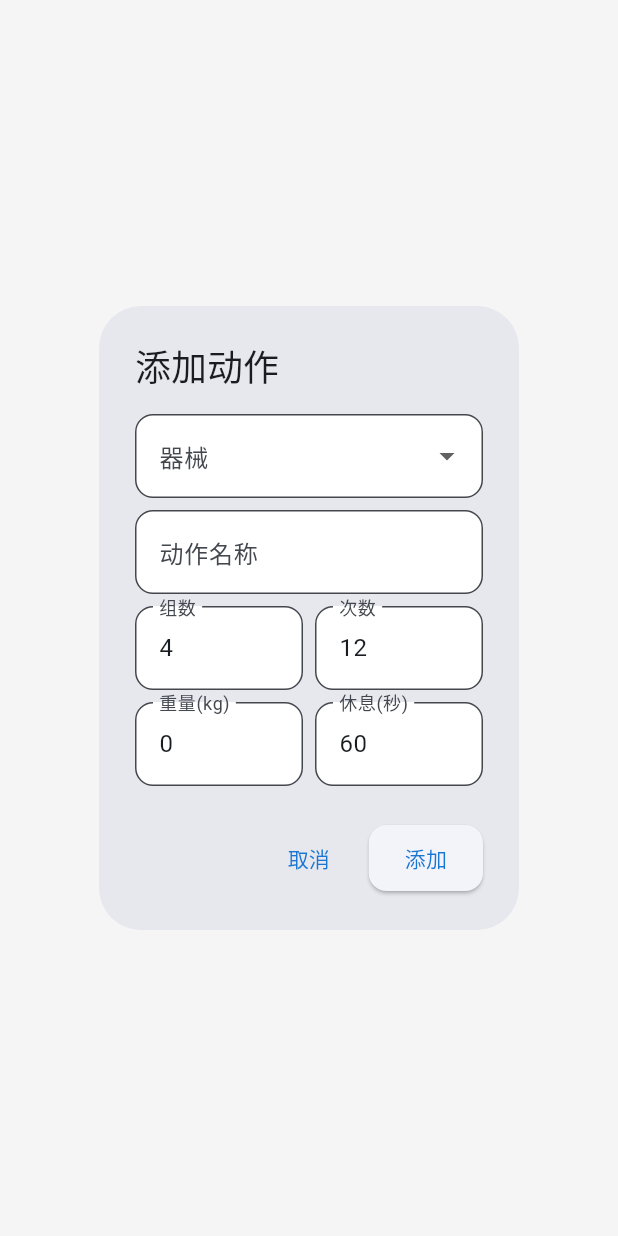
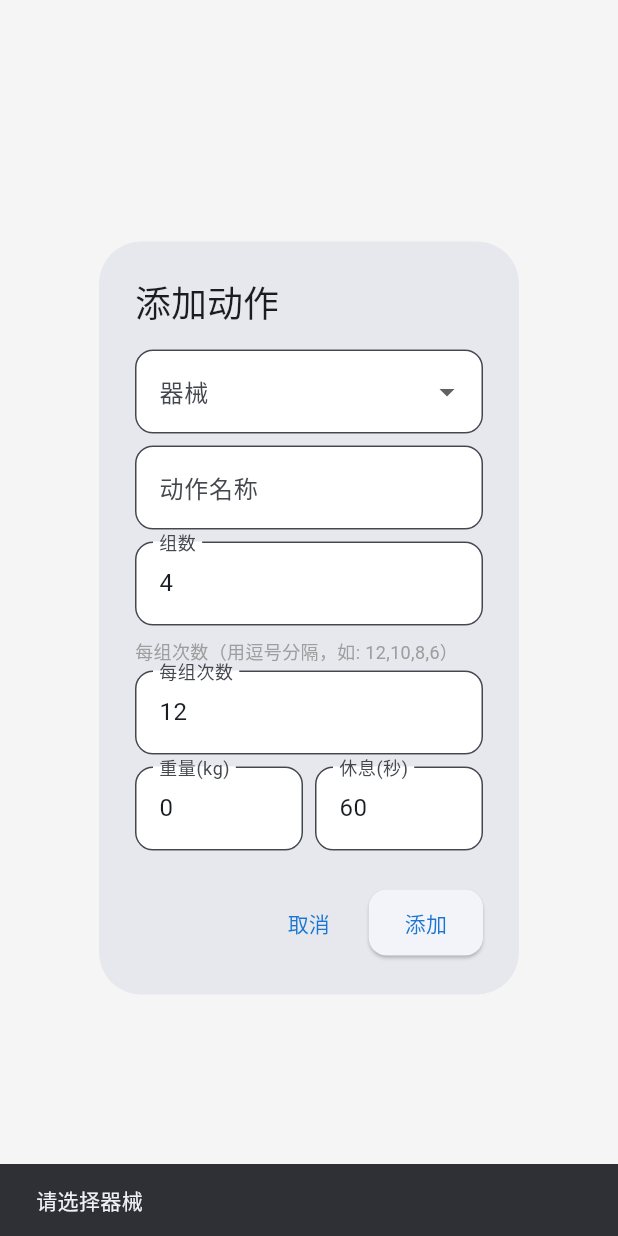
Before and after one commit to Kihaku-zhou/GlucoControl, a Flutter app: the _AddExerciseDialog widget shown alone on an empty page, opened directly with empty values, after a tap on "添加", on a phone screen of 412 x 824 dp. Run offline on Flutter 3.47's test engine with Material 3 defaults, Android fonts, the phone set to English and light mode, and no system bars; our stand-ins replace dio, drift, file_picker, fl_chart, flutter_local_notifications, flutter_riverpod and 4 more; accounts and stored records are empty; generated files the repository leaves out were written again.

Commit message:
feat: 支持自定义每组次数 + 新器械列表

```diff
--- a/lib/data/database/database.dart
+++ b/lib/data/database/database.dart
@@ -73,7 +73,8 @@ class TrainingPlanExercises extends Table {
   TextColumn get device => text()(); // 器械类型
   TextColumn get movement => text()(); // 动作名称
   IntColumn get targetSets => integer()(); // 目标组数
-  IntColumn get targetReps => integer()(); // 目标次数
+  IntColumn get targetReps => integer()(); // 目标次数（保留兼容）
+  TextColumn get targetRepsList => text().nullable()(); // 每组次数列表，JSON格式如 "[12,10,8,6]"
   RealColumn get targetWeight => real().nullable()(); // 目标重量
   IntColumn get restSeconds => integer().nullable()(); // 休息时间
   TextColumn get trainingType => text().withDefault(const Constant('strength'))(); // strength/endurance
--- a/lib/presentation/screens/exercise/simple_exercise_list_screen.dart
+++ b/lib/presentation/screens/exercise/simple_exercise_list_screen.dart
@@ -380,14 +380,33 @@ class _TrainingPlanEditSheetState extends ConsumerState<_TrainingPlanEditSheet>
     final db = ref.read(databaseProvider);
     final exercises = await db.getExercisesByPlanId(widget.plan!.id);
     setState(() {
-      _exercises = exercises.map((e) => _PlanExerciseItem(
+      _exercises = exercises.map((e) {
+        // 解析每组次数列表
+        List<int> repsList = [];
+        if (e.targetRepsList != null && e.targetRepsList!.isNotEmpty) {
+          try {
+            // 去掉方括号，按逗号分割
+            final str = e.targetRepsList!.replaceAll('[', '').replaceAll(']', '');
+            repsList = str.split(',').map((s) => int.tryParse(s.trim()) ?? 0).where((r) => r > 0).toList();
+          } catch (_) {
+            repsList = [];
+          }
+        }
+        // 如果没有解析到每组次数，使用默认的 targetReps
+        if (repsList.isEmpty) {
+          repsList = List.generate(e.targetSets, (_) => e.targetReps);
+        }
+
+        return _PlanExerciseItem(
           device: e.device,
           movement: e.movement,
           sets: e.targetSets,
           reps: e.targetReps,
+          repsList: repsList,
           weight: e.targetWeight ?? 0,
           restSeconds: e.restSeconds ?? 60,
-      )).toList();
+        );
+      }).toList();
     });
   }
 
@@ -438,7 +457,7 @@ class _TrainingPlanEditSheetState extends ConsumerState<_TrainingPlanEditSheet>
                             IconButton(icon: const Icon(Icons.delete, size: 20), onPressed: () => setState(() => _exercises.removeAt(i))),
                           ],
                         ),
-                        Text('器械: ${e.device} · ${e.sets}组 x ${e.reps}次 · ${e.weight}kg · 休息${e.restSeconds}秒'),
+                        Text('器械: ${e.device} · ${e.sets}组 · ${e.repsList.join('/')}次 · ${e.weight}kg · 休息${e.restSeconds}秒'),
                       ],
                     ),
                   ),
@@ -490,12 +509,15 @@ class _TrainingPlanEditSheetState extends ConsumerState<_TrainingPlanEditSheet>
 
     for (var i = 0; i < _exercises.length; i++) {
       final e = _exercises[i];
+      // 将每组次数列表转换为 JSON 字符串存储
+      final repsListJson = e.repsList.isNotEmpty ? '[${e.repsList.join(",")}]' : null;
       await db.insertTrainingPlanExercise(TrainingPlanExercisesCompanion.insert(
         planId: planId,
         device: e.device,
         movement: e.movement,
         targetSets: e.sets,
         targetReps: e.reps,
+        targetRepsList: drift.Value(repsListJson),
         targetWeight: drift.Value(e.weight > 0 ? e.weight : null),
         restSeconds: drift.Value(e.restSeconds),
         orderIndex: drift.Value(i),
@@ -511,11 +533,20 @@ class _PlanExerciseItem {
   String device;
   String movement;
   int sets;
-  int reps;
+  int reps; // 保留兼容，默认次数
+  List<int> repsList; // 每组次数列表
   double weight;
   int restSeconds;
 
-  _PlanExerciseItem({required this.device, required this.movement, required this.sets, required this.reps, required this.weight, required this.restSeconds});
+  _PlanExerciseItem({
+    required this.device,
+    required this.movement,
+    required this.sets,
+    required this.reps,
+    required this.repsList,
+    required this.weight,
+    required this.restSeconds,
+  });
 }
 
 class _AddExerciseDialog extends StatefulWidget {
@@ -525,6 +556,18 @@ class _AddExerciseDialog extends StatefulWidget {
   @override
   State<_AddExerciseDialog> createState() => _AddExerciseDialogState();
 }
+
+/// 器械列表 - 高位下拉机、划船机、外展机、内收机、俯卧腿弯举、倒蹬、推胸 + 其他
+const _deviceList = [
+  '高位下拉机',
+  '划船机',
+  '外展机',
+  '内收机',
+  '俯卧腿弯举',
+  '倒蹬',
+  '推胸',
+  '其他',
+];
 
 class _AddExerciseDialogState extends State<_AddExerciseDialog> {
   String? _selectedDevice;
@@ -555,19 +598,32 @@ class _AddExerciseDialogState extends State<_AddExerciseDialog> {
             DropdownButtonFormField<String>(
               value: _selectedDevice,
               decoration: const InputDecoration(labelText: '器械'),
-              items: AppConstants.strengthDevices.map((d) => DropdownMenuItem(value: d, child: Text(d))).toList(),
-              onChanged: (v) => setState(() => _selectedDevice = v),
+              items: _deviceList.map((d) => DropdownMenuItem(value: d, child: Text(d))).toList(),
+              onChanged: (v) => setState(() {
+                _selectedDevice = v;
+                // 选择"其他"时清空动作名称
+                if (v == '其他') {
+                  _movementController.clear();
+                }
+              }),
             ),
             const SizedBox(height: 8),
-            TextField(controller: _movementController, decoration: const InputDecoration(labelText: '动作名称')),
+            TextField(
+              controller: _movementController,
+              decoration: InputDecoration(
+                labelText: _selectedDevice == '其他' ? '自定义动作名称' : '动作名称',
+              ),
+            ),
             const SizedBox(height: 8),
-            Row(
-              children: [
-                Expanded(child: TextField(controller: _setsController, keyboardType: TextInputType.number, decoration: const InputDecoration(labelText: '组数'))),
-                const SizedBox(width: 8),
-                Expanded(child: TextField(controller: _repsController, keyboardType: TextInputType.number, decoration: const InputDecoration(labelText: '次数'))),
-              ],
+            TextField(
+              controller: _setsController,
+              keyboardType: TextInputType.number,
+              decoration: const InputDecoration(labelText: '组数'),
+              onChanged: (_) => setState(() {}), // 动态更新每组次数输入框
             ),
+            const SizedBox(height: 8),
+            // 自定义每组次数
+            _buildRepsPerSetInput(),
             const SizedBox(height: 8),
             Row(
               children: [
@@ -582,22 +638,80 @@ class _AddExerciseDialogState extends State<_AddExerciseDialog> {
       actions: [
         TextButton(onPressed: () => Navigator.pop(context), child: const Text('取消')),
         ElevatedButton(
-          onPressed: () {
-            if (_selectedDevice == null || _movementController.text.isEmpty) return;
+          onPressed: _onAdd,
+          child: const Text('添加'),
+        ),
+      ],
+    );
+  }
+
+  /// 构建每组次数输入框
+  Widget _buildRepsPerSetInput() {
+    final sets = int.tryParse(_setsController.text) ?? 0;
+    if (sets <= 0) {
+      return TextField(
+        controller: _repsController,
+        keyboardType: TextInputType.number,
+        decoration: const InputDecoration(labelText: '每组次数（统一）'),
+      );
+    }
+
+    // 解析现有的每组次数
+    final currentReps = _repsController.text.split(',').map((s) => int.tryParse(s.trim()) ?? 0).toList();
+    // 确保列表长度与组数一致
+    while (currentReps.length < sets) {
+      currentReps.add(currentReps.isNotEmpty ? currentReps.last : 12);
+    }
+
+    return Column(
+      crossAxisAlignment: CrossAxisAlignment.start,
+      children: [
+        const Text('每组次数（用逗号分隔，如: 12,10,8,6）', style: TextStyle(fontSize: 12, color: Colors.grey)),
+        const SizedBox(height: 4),
+        TextField(
+          controller: _repsController,
+          decoration: InputDecoration(
+            labelText: '每组次数',
+            hintText: List.generate(sets, (i) => currentReps.length > i ? currentReps[i] : 12).join(','),
+          ),
+        ),
+      ],
+    );
+  }
+
+  void _onAdd() {
+    if (_selectedDevice == null) {
+      ScaffoldMessenger.of(context).showSnackBar(const SnackBar(content: Text('请选择器械')));
+      return;
+    }
+
+    final movement = _movementController.text.trim();
+    if (movement.isEmpty) {
+      ScaffoldMessenger.of(context).showSnackBar(const SnackBar(content: Text('请输入动作名称')));
+      return;
+    }
+
+    final sets = int.tryParse(_setsController.text) ?? 4;
+    final repsList = _repsController.text
+        .split(',')
+        .map((s) => int.tryParse(s.trim()) ?? 0)
+        .where((r) => r > 0)
+        .toList();
+
+    // 如果没有输入每组次数，使用默认值
+    final defaultReps = int.tryParse(_repsController.text) ?? 12;
+    final finalRepsList = repsList.isEmpty ? List.generate(sets, (_) => defaultReps) : repsList;
+
     widget.onAdd(_PlanExerciseItem(
       device: _selectedDevice!,
-              movement: _movementController.text,
-              sets: int.tryParse(_setsController.text) ?? 4,
-              reps: int.tryParse(_repsController.text) ?? 12,
+      movement: movement,
+      sets: sets,
+      reps: finalRepsList.isNotEmpty ? finalRepsList.first : defaultReps, // 兼容旧字段
+      repsList: finalRepsList,
       weight: double.tryParse(_weightController.text) ?? 0,
       restSeconds: int.tryParse(_restController.text) ?? 60,
     ));
     Navigator.pop(context);
-          },
-          child: const Text('添加'),
-        ),
-      ],
-    );
   }
 }
 
@@ -639,12 +753,29 @@ class _PlanExerciseListSheetState extends ConsumerState<_PlanExerciseListSheet>
               itemCount: widget.exercises.length,
               itemBuilder: (context, index) {
                 final e = widget.exercises[index];
+                // 解析每组次数列表
+                List<int> repsList = [];
+                if (e.targetRepsList != null && e.targetRepsList!.isNotEmpty) {
+                  try {
+                    final str = e.targetRepsList!.replaceAll('[', '').replaceAll(']', '');
+                    repsList = str.split(',').map((s) => int.tryParse(s.trim()) ?? 0).where((r) => r > 0).toList();
+                  } catch (_) {
+                    repsList = [];
+                  }
+                }
+                if (repsList.isEmpty) {
+                  repsList = List.generate(e.targetSets, (_) => e.targetReps);
+                }
+                final repsDisplay = repsList.length <= 3
+                    ? repsList.join('/')
+                    : '${repsList.take(3).join('/')}...';
+
                 return Card(
                   child: CheckboxListTile(
                     value: _completed[index] ?? false,
                     onChanged: (v) => setState(() => _completed[index] = v ?? false),
                     title: Text(e.movement),
-                    subtitle: Text('${e.device} · 目标: ${e.targetSets}组 x ${e.targetReps}次 · ${e.targetWeight ?? 0}kg'),
+                    subtitle: Text('${e.device} · 目标: ${e.targetSets}组 · $repsDisplay次 · ${e.targetWeight ?? 0}kg'),
                     secondary: _completed[index] == true ? const Icon(Icons.check_circle, color: Colors.green) : const Icon(Icons.circle_outlined),
                   ),
                 );
@@ -754,7 +885,7 @@ class _ExerciseAddSheetState extends ConsumerState<ExerciseAddSheet> {
   List<String> get _currentExerciseList {
     switch (_selectedType) {
       case 'aerobic': return AppConstants.aerobicExercises;
-      case 'anaerobic': return AppConstants.strengthDevices;
+      case 'anaerobic': return _deviceList; // 使用新的器械列表
       case 'endurance': return AppConstants.enduranceTypes;
       default: return AppConstants.aerobicExercises;
     }
```
Lines whose indentation alone changed are shown as unchanged.
